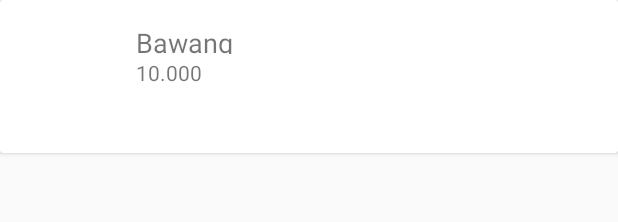
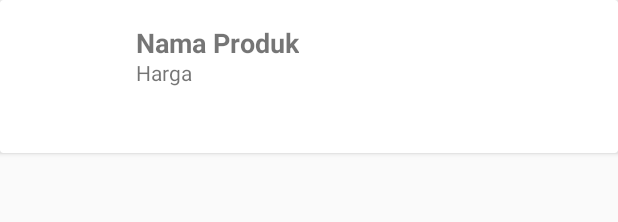
Before and after one commit to XxxxReynaldi/PesenMlijo, an Android app: the layout list_add_produk.xml on its own in the app's theme, with its tools: preview values and no code run, on a phone screen of 412 x 824 dp. Shown: the top 222 px of the screen. Run offline under Robolectric (Android 15) with nearby library versions, the phone set to English and light mode, and no system bars.

Commit message:
Update list_add_produk.xml

```diff
--- a/app/src/main/res/layout/list_add_produk.xml
+++ b/app/src/main/res/layout/list_add_produk.xml
@@ -33,8 +33,8 @@
             android:layout_marginLeft="80dp"
             android:layout_marginTop="5dp"
 
-
-            android:text="Bawang"
+            android:textStyle="bold"
+            android:text="Nama Produk"
             android:textSize="18sp" />
 
         <!-- TextView Harga-Produk -->
@@ -46,7 +46,7 @@
             android:layout_marginTop="28dp"
 
 
-            android:text="10.000"
+            android:text="Harga"
             android:textSize="14dp" />
 
     </RelativeLayout>
```
